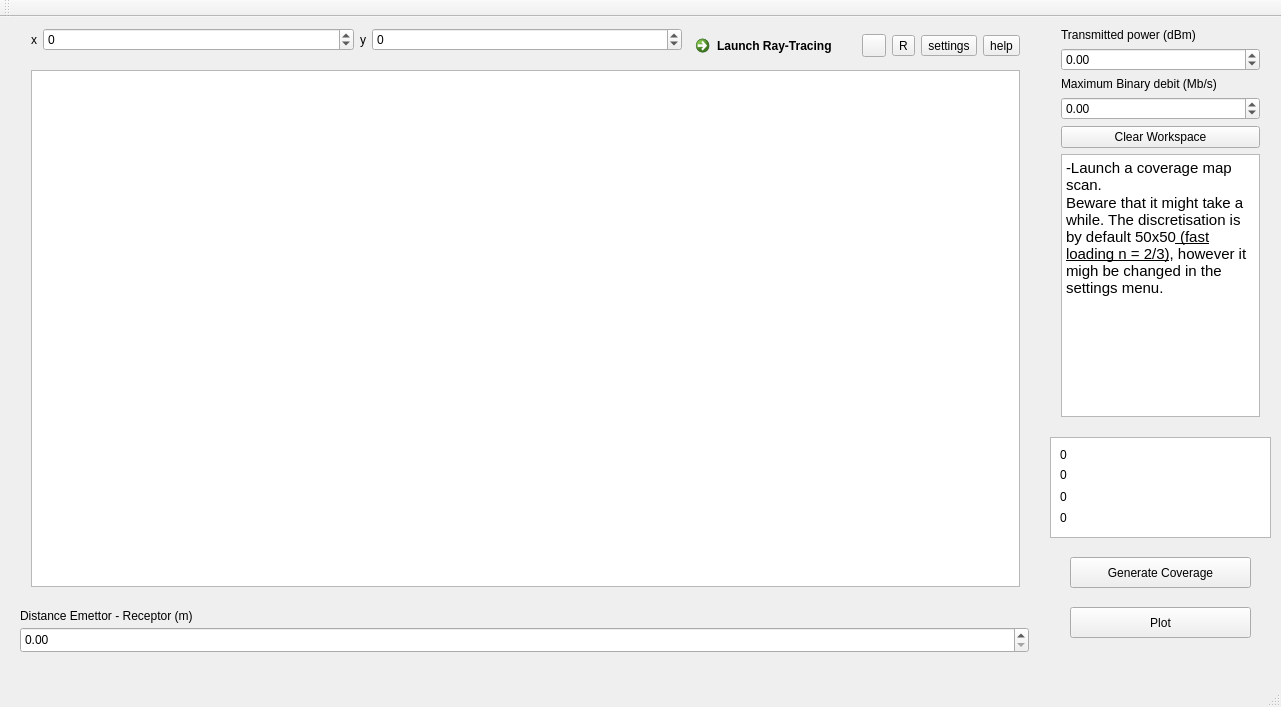
Qt form ieee80211g.ui (amatepl/RayTracing2019) before a commit.
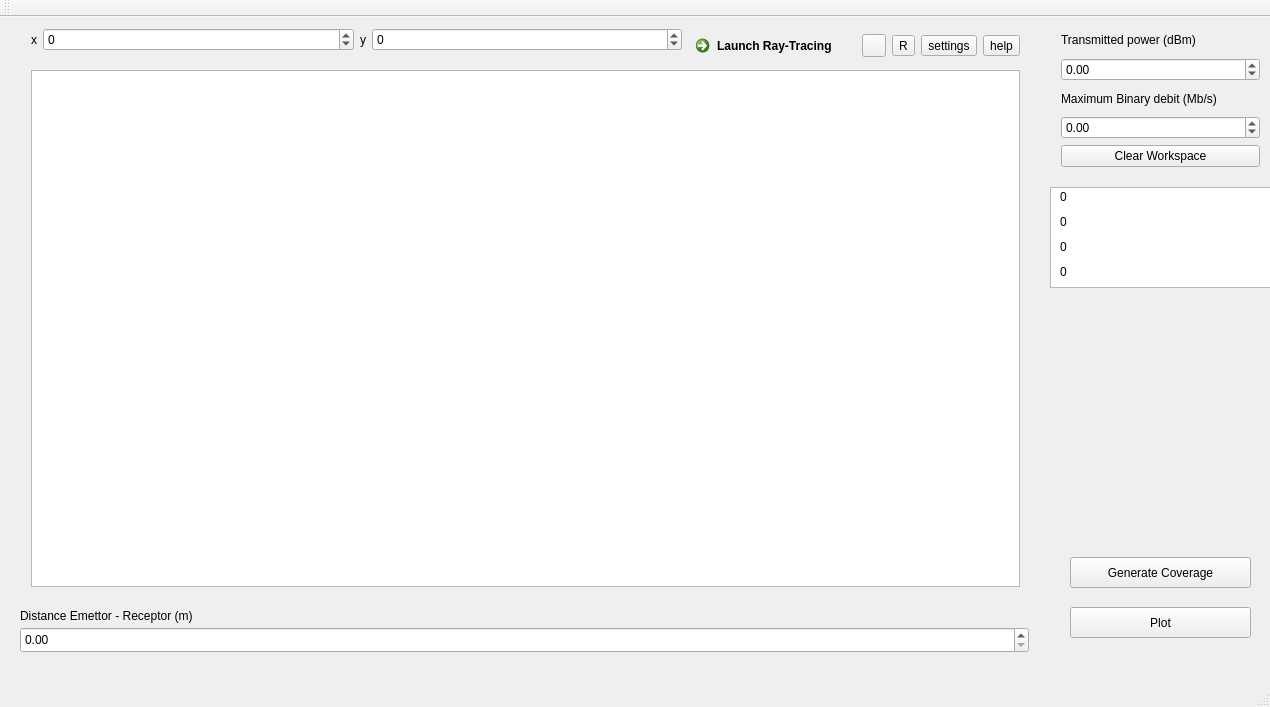
The same form after that commit. Icons and pictures are not drawn.

The edit to the form file:
```diff
--- a/ieee80211g.ui
+++ b/ieee80211g.ui
@@ -6,7 +6,7 @@
    <rect>
     <x>0</x>
     <y>0</y>
-    <width>1281</width>
+    <width>1270</width>
     <height>707</height>
    </rect>
   </property>
@@ -139,7 +139,7 @@
       <x>1050</x>
       <y>0</y>
       <width>221</width>
-      <height>411</height>
+      <height>161</height>
      </rect>
     </property>
     <layout class="QVBoxLayout" name="verticalLayout_2">
@@ -184,20 +184,6 @@
        </property>
       </widget>
      </item>
-     <item>
-      <widget class="QTextBrowser" name="textBrowser">
-       <property name="html">
-        <string>&lt;!DOCTYPE HTML PUBLIC &quot;-//W3C//DTD HTML 4.0//EN&quot; &quot;http://www.w3.org/TR/REC-html40/strict.dtd&quot;&gt;
-&lt;html&gt;&lt;head&gt;&lt;meta name=&quot;qrichtext&quot; content=&quot;1&quot; /&gt;&lt;style type=&quot;text/css&quot;&gt;
-p, li { white-space: pre-wrap; }
-&lt;/style&gt;&lt;/head&gt;&lt;body style=&quot; font-family:'Sans Serif'; font-size:9pt; font-weight:400; font-style:normal;&quot;&gt;
-&lt;p style=&quot; margin-top:0px; margin-bottom:0px; margin-left:0px; margin-right:0px; -qt-block-indent:0; text-indent:0px;&quot;&gt;&lt;span style=&quot; font-family:'Noto Sans'; font-size:11pt;&quot;&gt;-Launch a coverage map scan. &lt;/span&gt;&lt;/p&gt;
-&lt;p style=&quot; margin-top:0px; margin-bottom:0px; margin-left:0px; margin-right:0px; -qt-block-indent:0; text-indent:0px;&quot;&gt;&lt;span style=&quot; font-family:'Noto Sans'; font-size:11pt;&quot;&gt;Beware that it might take a while. The discretisation is by default 50x50&lt;/span&gt;&lt;span style=&quot; font-family:'Noto Sans'; font-size:11pt; text-decoration: underline;&quot;&gt; (fast loading n = 2/3)&lt;/span&gt;&lt;span style=&quot; font-family:'Noto Sans'; font-size:11pt;&quot;&gt;, however it migh be changed in the settings menu.&lt;/span&gt;&lt;/p&gt;
-&lt;p style=&quot;-qt-paragraph-type:empty; margin-top:0px; margin-bottom:0px; margin-left:0px; margin-right:0px; -qt-block-indent:0; text-indent:0px; font-family:'Noto Sans'; font-size:11pt;&quot;&gt;&lt;br /&gt;&lt;/p&gt;
-&lt;p style=&quot;-qt-paragraph-type:empty; margin-top:0px; margin-bottom:0px; margin-left:0px; margin-right:0px; -qt-block-indent:0; text-indent:0px; font-family:'Noto Sans'; font-size:11pt;&quot;&gt;&lt;br /&gt;&lt;/p&gt;&lt;/body&gt;&lt;/html&gt;</string>
-       </property>
-      </widget>
-     </item>
     </layout>
    </widget>
    <widget class="QPushButton" name="generateCoveragePushButton">
@@ -243,7 +229,7 @@
     <property name="geometry">
      <rect>
       <x>1050</x>
-      <y>420</y>
+      <y>170</y>
       <width>221</width>
       <height>101</height>
      </rect>
@@ -252,17 +238,17 @@
      <string>&lt;!DOCTYPE HTML PUBLIC &quot;-//W3C//DTD HTML 4.0//EN&quot; &quot;http://www.w3.org/TR/REC-html40/strict.dtd&quot;&gt;
 &lt;html&gt;&lt;head&gt;&lt;meta name=&quot;qrichtext&quot; content=&quot;1&quot; /&gt;&lt;style type=&quot;text/css&quot;&gt;
 p, li { white-space: pre-wrap; }
-&lt;/style&gt;&lt;/head&gt;&lt;body style=&quot; font-family:'Sans Serif'; font-size:9pt; font-weight:400; font-style:normal;&quot;&gt;
-&lt;p style=&quot;-qt-paragraph-type:empty; margin-top:0px; margin-bottom:0px; margin-left:0px; margin-right:0px; -qt-block-indent:0; text-indent:0px;&quot;&gt;&lt;br /&gt;&lt;/p&gt;&lt;/body&gt;&lt;/html&gt;</string>
+&lt;/style&gt;&lt;/head&gt;&lt;body style=&quot; font-family:'Ubuntu'; font-size:11pt; font-weight:400; font-style:normal;&quot;&gt;
+&lt;p style=&quot;-qt-paragraph-type:empty; margin-top:0px; margin-bottom:0px; margin-left:0px; margin-right:0px; -qt-block-indent:0; text-indent:0px; font-family:'Sans Serif'; font-size:9pt;&quot;&gt;&lt;br /&gt;&lt;/p&gt;&lt;/body&gt;&lt;/html&gt;</string>
     </property>
    </widget>
    <widget class="QLabel" name="Prx">
     <property name="geometry">
      <rect>
       <x>1060</x>
-      <y>430</y>
+      <y>170</y>
       <width>161</width>
-      <height>16</height>
+      <height>20</height>
      </rect>
     </property>
     <property name="text">
@@ -273,7 +259,7 @@
     <property name="geometry">
      <rect>
       <x>1060</x>
-      <y>470</y>
+      <y>220</y>
       <width>191</width>
       <height>20</height>
      </rect>
@@ -286,9 +272,9 @@
     <property name="geometry">
      <rect>
       <x>1060</x>
-      <y>490</y>
+      <y>245</y>
       <width>201</width>
-      <height>21</height>
+      <height>20</height>
      </rect>
     </property>
     <property name="text">
@@ -312,9 +298,9 @@
     <property name="geometry">
      <rect>
       <x>1060</x>
-      <y>450</y>
+      <y>195</y>
       <width>181</width>
-      <height>16</height>
+      <height>20</height>
      </rect>
     </property>
     <property name="text">
```
Left out of the diff: 4 changed lines with no effect on the pictures.
